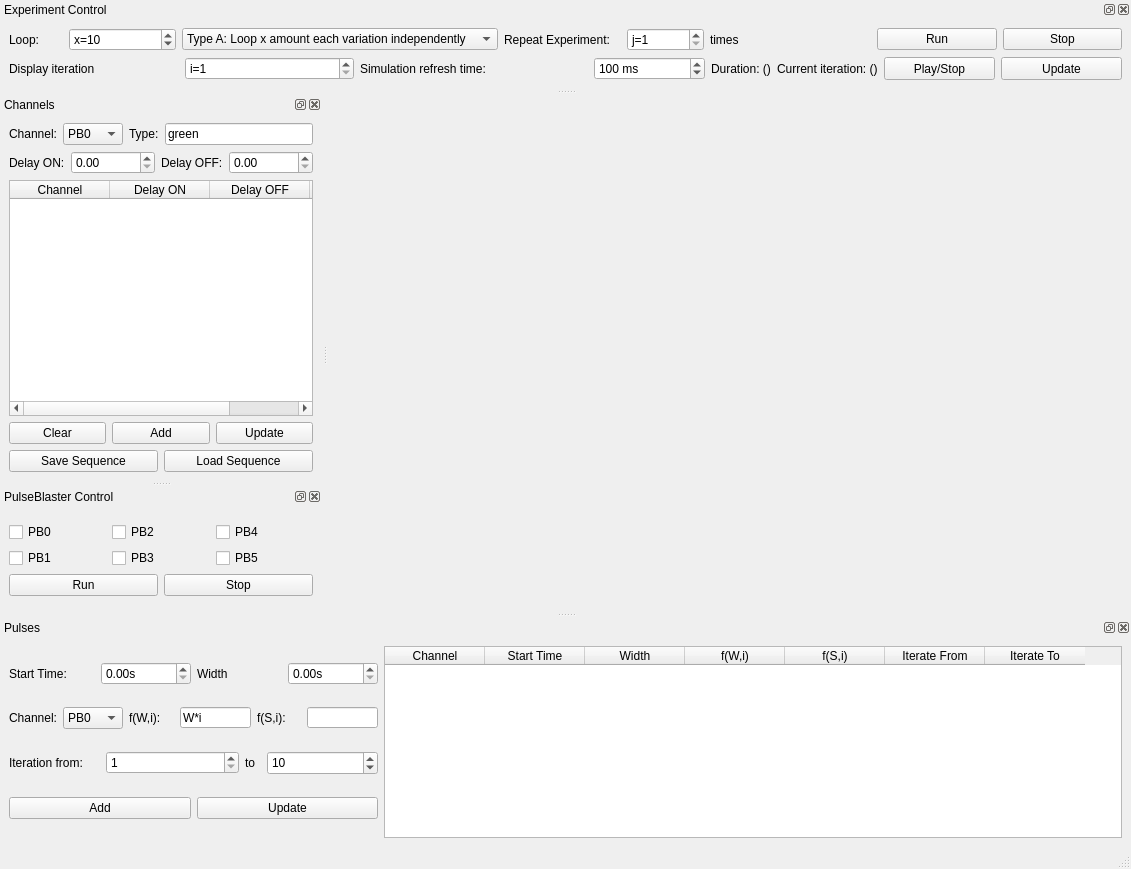
Qt form src/qudi/gui/pulsed_esr/pulsed_esr2.ui (tugatoconhelado/Qoptics_exp) before a commit.
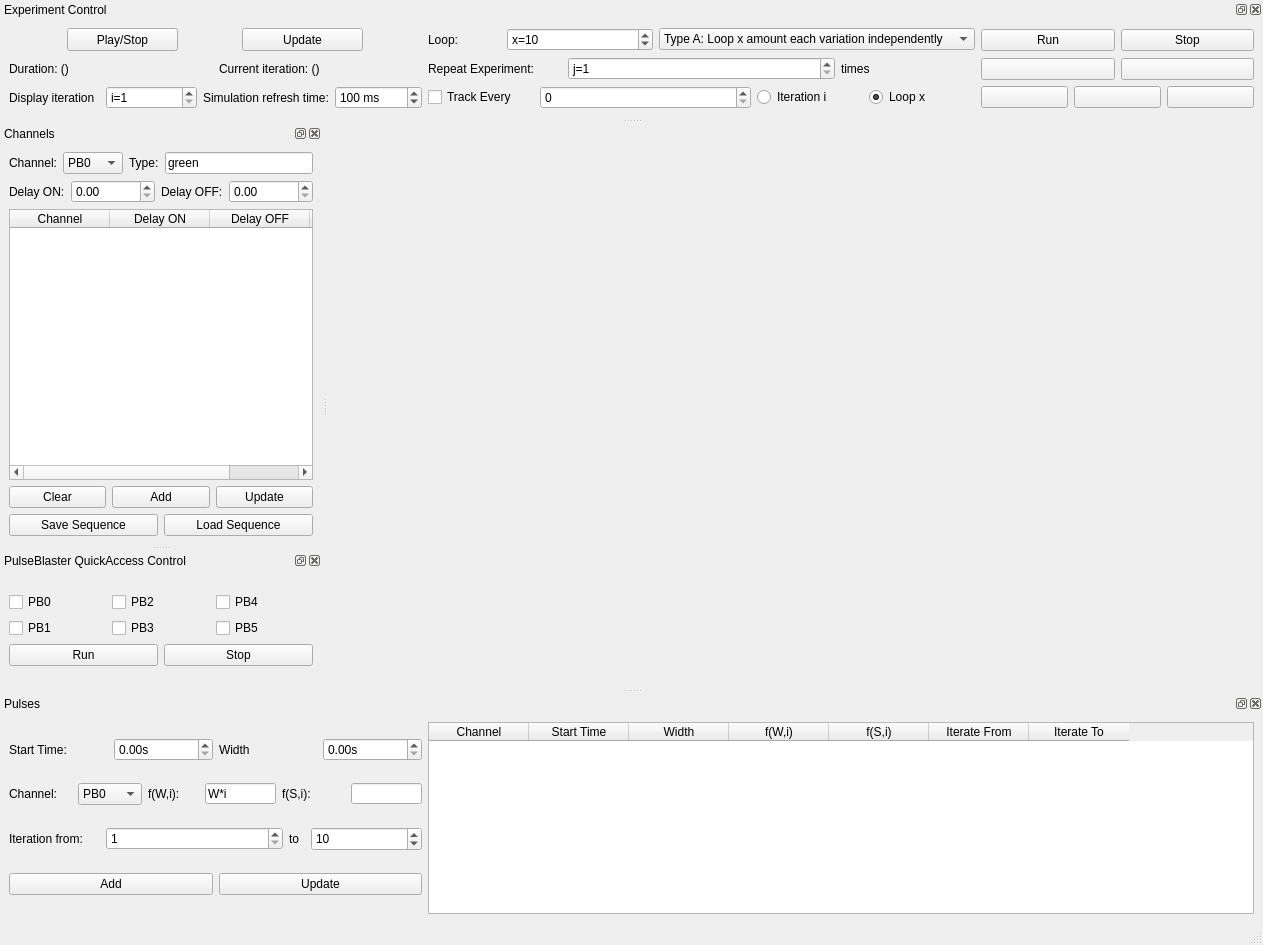
The same form after that commit. Icons and pictures are not drawn. Custom widgets are drawn as their Qt base class.

Commit message: updated gui for pulsed exp

What changed in the file:
```diff
--- a/src/qudi/gui/pulsed_esr/pulsed_esr2.ui
+++ b/src/qudi/gui/pulsed_esr/pulsed_esr2.ui
@@ -6,8 +6,8 @@
    <rect>
     <x>0</x>
     <y>0</y>
-    <width>1131</width>
-    <height>869</height>
+    <width>1263</width>
+    <height>945</height>
    </rect>
   </property>
   <property name="windowTitle">
@@ -667,9 +667,127 @@
     <number>4</number>
    </attribute>
    <widget class="QWidget" name="dockWidgetContents_3">
-    <layout class="QVBoxLayout" name="verticalLayout_5">
+    <layout class="QHBoxLayout" name="horizontalLayout_8" stretch="1,2">
      <item>
-      <layout class="QHBoxLayout" name="pulsed_exp_control_layout" stretch="4,2,1,2">
+      <layout class="QVBoxLayout" name="simulation_layout" stretch="1,1,1">
+       <item>
+        <layout class="QHBoxLayout" name="sim_control_layout" stretch="1,1">
+         <item>
+          <widget class="QPushButton" name="stop_simulation_button">
+           <property name="maximumSize">
+            <size>
+             <width>111</width>
+             <height>32</height>
+            </size>
+           </property>
+           <property name="text">
+            <string>Play/Stop</string>
+           </property>
+          </widget>
+         </item>
+         <item>
+          <widget class="QPushButton" name="update_button">
+           <property name="maximumSize">
+            <size>
+             <width>121</width>
+             <height>32</height>
+            </size>
+           </property>
+           <property name="text">
+            <string>Update</string>
+           </property>
+          </widget>
+         </item>
+        </layout>
+       </item>
+       <item>
+        <layout class="QHBoxLayout" name="sim_status_layout" stretch="1,1">
+         <item>
+          <widget class="QLabel" name="loop_duration_label">
+           <property name="text">
+            <string>Duration: ()</string>
+           </property>
+          </widget>
+         </item>
+         <item>
+          <widget class="QLabel" name="current_iteration_label">
+           <property name="text">
+            <string>Current iteration: ()</string>
+           </property>
+          </widget>
+         </item>
+        </layout>
+       </item>
+       <item>
+        <layout class="QHBoxLayout" name="sim_config_layout" stretch="1,1">
+         <item>
+          <layout class="QHBoxLayout" name="disp_iteration_layout" stretch="1,1">
+           <item>
+            <widget class="QLabel" name="disp_iteration_label">
+             <property name="text">
+              <string>Display iteration</string>
+             </property>
+            </widget>
+           </item>
+           <item>
+            <widget class="QSpinBox" name="iteration_frame_spinbox">
+             <property name="prefix">
+              <string>i=</string>
+             </property>
+             <property name="minimum">
+              <number>1</number>
+             </property>
+             <property name="maximum">
+              <number>1000000000</number>
+             </property>
+            </widget>
+           </item>
+          </layout>
+         </item>
+         <item>
+          <layout class="QHBoxLayout" name="sim_refresh_layout" stretch="2,1">
+           <item>
+            <widget class="QLabel" name="ms_sim_label">
+             <property name="text">
+              <string>Simulation refresh time:</string>
+             </property>
+            </widget>
+           </item>
+           <item>
+            <widget class="QSpinBox" name="ms_per_iteration_spinbox">
+             <property name="maximumSize">
+              <size>
+               <width>111</width>
+               <height>24</height>
+              </size>
+             </property>
+             <property name="suffix">
+              <string> ms</string>
+             </property>
+             <property name="minimum">
+              <number>1</number>
+             </property>
+             <property name="maximum">
+              <number>1000000000</number>
+             </property>
+             <property name="singleStep">
+              <number>100</number>
+             </property>
+             <property name="value">
+              <number>100</number>
+             </property>
+            </widget>
+           </item>
+          </layout>
+         </item>
+        </layout>
+       </item>
+      </layout>
+     </item>
+     <item>
+      <layout class="QHBoxLayout" name="pulsed_exp_control_layout" stretch="2,1">
+       <item>
+        <layout class="QVBoxLayout" name="exp_config_layout">
        <item>
         <layout class="QHBoxLayout" name="loop_layout" stretch="1,2,4">
          <item>
@@ -712,7 +830,7 @@
         </layout>
        </item>
        <item>
-        <layout class="QHBoxLayout" name="repeat_exp_layout" stretch="3,2,1">
+          <layout class="QHBoxLayout" name="repeat_exp_layout" stretch="1,2,1">
          <item>
           <widget class="QLabel" name="repeat_exp_label">
            <property name="text">
@@ -746,18 +864,43 @@
         </layout>
        </item>
        <item>
-        <spacer name="horizontalSpacer">
-         <property name="orientation">
-          <enum>Qt::Horizontal</enum>
-         </property>
-         <property name="sizeHint" stdset="0">
-          <size>
-           <width>40</width>
-           <height>20</height>
-          </size>
-         </property>
-        </spacer>
-       </item>
+          <layout class="QHBoxLayout" name="track_option_layout" stretch="1,2,1,1">
+           <item>
+            <widget class="QCheckBox" name="track_checkbox">
+             <property name="text">
+              <string>Track Every</string>
+             </property>
+            </widget>
+           </item>
+           <item>
+            <widget class="QSpinBox" name="track_every_spinbox"/>
+           </item>
+           <item>
+            <widget class="QRadioButton" name="iteration_radiobutton">
+             <property name="text">
+              <string>Iteration i</string>
+             </property>
+             <property name="checked">
+              <bool>false</bool>
+             </property>
+            </widget>
+           </item>
+           <item>
+            <widget class="QRadioButton" name="loop_radiobutton">
+             <property name="text">
+              <string>Loop x</string>
+             </property>
+             <property name="checked">
+              <bool>true</bool>
+             </property>
+            </widget>
+           </item>
+          </layout>
+         </item>
+        </layout>
+       </item>
+       <item>
+        <layout class="QVBoxLayout" name="exp_control_layout" stretch="1,2">
        <item>
         <layout class="QHBoxLayout" name="run_pulsed_exp_layout" stretch="1,1">
          <item>
@@ -776,115 +919,72 @@
          </item>
         </layout>
        </item>
-      </layout>
-     </item>
      <item>
-      <layout class="QHBoxLayout" name="horizontalLayout_7" stretch="1,1,0,1">
+          <layout class="QVBoxLayout" name="verticalLayout_4" stretch="1,1">
        <item>
-        <layout class="QHBoxLayout" name="horizontalLayout_8">
+            <layout class="QHBoxLayout" name="save_data_layout" stretch="1,1">
          <item>
-          <widget class="QLabel" name="current_iteration_2">
+              <widget class="QPushButton" name="save_button">
            <property name="text">
-            <string>Display iteration</string>
-           </property>
+                <string/>
+               </property>
+               <property name="icon">
+                <iconset resource="../../../../artwork/qudi_icons.qrc">
+                 <normaloff>:/icons/icons/save.png</normaloff>:/icons/icons/save.png</iconset>
+               </property>
           </widget>
          </item>
          <item>
-          <widget class="QSpinBox" name="iteration_frame_spinbox">
-           <property name="prefix">
-            <string>i=</string>
-           </property>
-           <property name="minimum">
-            <number>1</number>
-           </property>
-           <property name="maximum">
-            <number>1000000000</number>
-           </property>
+              <widget class="QPushButton" name="delete_button">
+               <property name="text">
+                <string/>
+               </property>
+               <property name="icon">
+                <iconset resource="../../../../artwork/qudi_icons.qrc">
+                 <normaloff>:/icons/icons/delete.png</normaloff>:/icons/icons/delete.png</iconset>
+               </property>
           </widget>
          </item>
         </layout>
        </item>
        <item>
-        <layout class="QHBoxLayout" name="horizontalLayout_14" stretch="1,1">
+            <layout class="QHBoxLayout" name="load_data_layout" stretch="1,1,1">
          <item>
-          <widget class="QLabel" name="label_16">
+              <widget class="QPushButton" name="load_button">
            <property name="text">
-            <string>Simulation refresh time:</string>
-           </property>
-          </widget>
-         </item>
-         <item>
-          <widget class="QSpinBox" name="ms_per_iteration_spinbox">
-           <property name="maximumSize">
-            <size>
-             <width>111</width>
-             <height>24</height>
-            </size>
-           </property>
-           <property name="suffix">
-            <string> ms</string>
-           </property>
-           <property name="minimum">
-            <number>1</number>
-           </property>
-           <property name="maximum">
-            <number>1000000000</number>
-           </property>
-           <property name="singleStep">
-            <number>100</number>
-           </property>
-           <property name="value">
-            <number>100</number>
-           </property>
-          </widget>
-         </item>
-        </layout>
-       </item>
+                <string/>
+               </property>
+               <property name="icon">
+                <iconset resource="../../../../artwork/qudi_icons.qrc">
+                 <normaloff>:/icons/icons/load.png</normaloff>:/icons/icons/load.png</iconset>
+               </property>
+              </widget>
+             </item>
        <item>
-        <layout class="QHBoxLayout" name="horizontalLayout_12">
-         <item>
-          <widget class="QLabel" name="loop_duration_label">
+              <widget class="QPushButton" name="previous_button">
            <property name="text">
-            <string>Duration: ()</string>
-           </property>
+                <string/>
+               </property>
+               <property name="icon">
+                <iconset resource="../../../../artwork/qudi_icons.qrc">
+                 <normaloff>:/icons/icons/previous.png</normaloff>:/icons/icons/previous.png</iconset>
+               </property>
           </widget>
          </item>
          <item>
-          <widget class="QLabel" name="current_iteration_label">
+              <widget class="QPushButton" name="next_button">
            <property name="text">
-            <string>Current iteration: ()</string>
-           </property>
+                <string/>
+               </property>
+               <property name="icon">
+                <iconset resource="../../../../artwork/qudi_icons.qrc">
+                 <normaloff>:/icons/icons/next.png</normaloff>:/icons/icons/next.png</iconset>
+               </property>
           </widget>
          </item>
         </layout>
        </item>
-       <item>
-        <layout class="QHBoxLayout" name="horizontalLayout_15" stretch="1,1">
-         <item>
-          <widget class="QPushButton" name="stop_simulation_button">
-           <property name="maximumSize">
-            <size>
-             <width>111</width>
-             <height>32</height>
-            </size>
-           </property>
-           <property name="text">
-            <string>Play/Stop</string>
-           </property>
-          </widget>
-         </item>
-         <item>
-          <widget class="QPushButton" name="update_button">
-           <property name="maximumSize">
-            <size>
-             <width>121</width>
-             <height>32</height>
-            </size>
-           </property>
-           <property name="text">
-            <string>Update</string>
-           </property>
-          </widget>
+          </layout>
          </item>
         </layout>
        </item>
@@ -895,7 +995,7 @@
   </widget>
   <widget class="QDockWidget" name="dockWidget">
    <property name="windowTitle">
-    <string>PulseBlaster Control</string>
+    <string>PulseBlaster QuickAccess Control</string>
    </property>
    <attribute name="dockWidgetArea">
     <number>1</number>
```
Left out of the diff: 4 changed lines with no effect on the pictures. Lines whose indentation alone changed are shown as unchanged. The commit also changes 3 other files.
